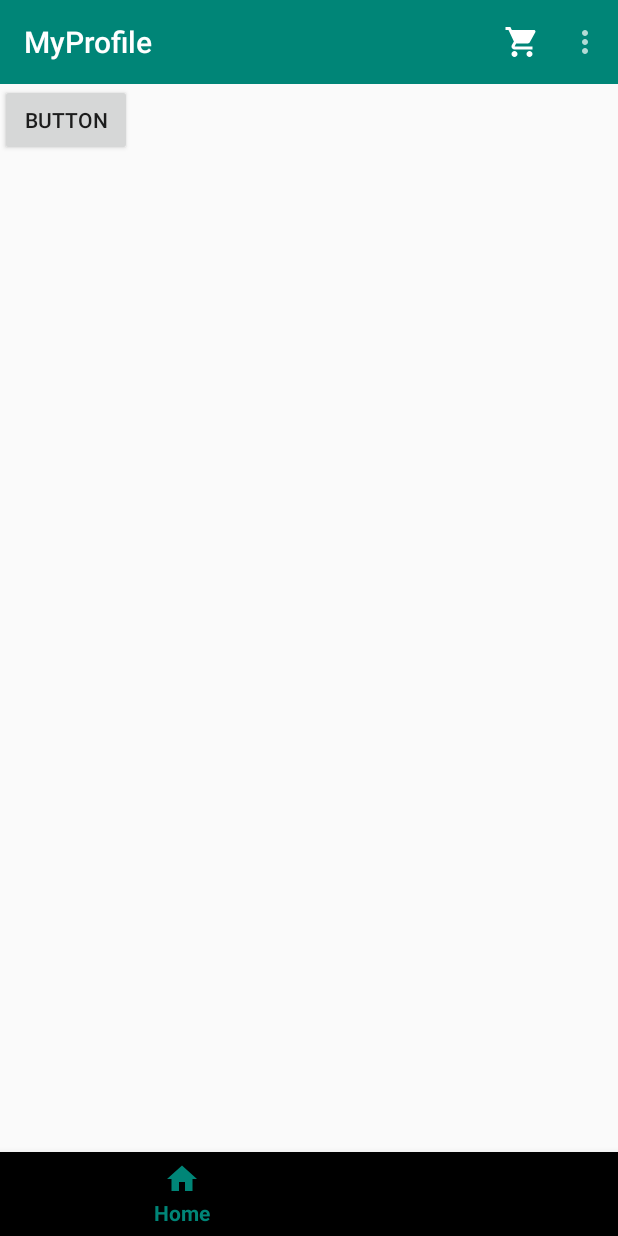
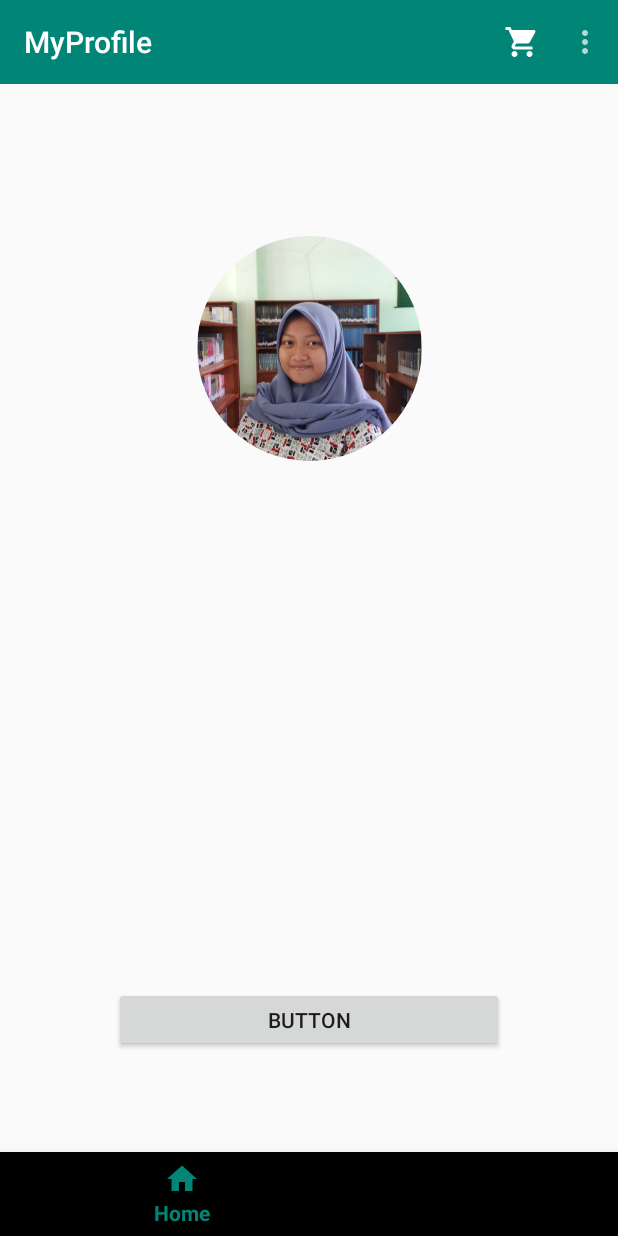
Before and after one commit to tasyamalia/MyProfile, an Android app: the screen it shows after launch (MainActivity), on a phone screen of 412 x 824 dp. Run offline under Robolectric (Android 15) with nearby library versions, the phone set to English and light mode, and no system bars; our stand-ins replace CircleImageView, navigation-ui; 1 statement that could not run was skipped.

Commit message:
+ menambahkan foto

```diff
--- a/app/build.gradle
+++ b/app/build.gradle
@@ -32,4 +32,5 @@ dependencies {
     implementation "android.arch.navigation:navigation-ui-ktx:1.0.0-alpha06"
     androidTestImplementation 'com.android.support.test:runner:1.0.2'
     androidTestImplementation 'com.android.support.test.espresso:espresso-core:3.0.2'
+    implementation 'de.hdodenhof:circleimageview:2.2.0'
 }
--- a/app/src/main/res/layout/main_fragment.xml
+++ b/app/src/main/res/layout/main_fragment.xml
@@ -1,11 +1,37 @@
 <?xml version="1.0" encoding="utf-8"?>
-<android.support.constraint.ConstraintLayout xmlns:android="http://schemas.android.com/apk/res/android"
-                                             android:layout_width="match_parent"
-                                             android:layout_height="match_parent">
+<android.support.constraint.ConstraintLayout
+        xmlns:android="http://schemas.android.com/apk/res/android"
+        xmlns:app="http://schemas.android.com/apk/res-auto" android:layout_width="match_parent"
+        android:layout_height="match_parent">
+
+    <!--<ImageView-->
+    <!--android:layout_width="150dp"-->
+    <!--android:layout_height="150dp"-->
+    <!--tools:src="@drawable/fotoprofil"-->
+
+    <!--android:layout_marginBottom="8dp" app:layout_constraintBottom_toBottomOf="parent"-->
+    <!--android:layout_marginTop="8dp" app:layout_constraintTop_toTopOf="parent"-->
+    <!--app:layout_constraintEnd_toEndOf="parent" android:layout_marginEnd="8dp" android:layout_marginRight="8dp"-->
+    <!--app:layout_constraintStart_toStartOf="parent" android:layout_marginLeft="8dp"-->
+    <!--android:layout_marginStart="8dp" app:layout_constraintVertical_bias="0.167"/>-->
+
+
+    <de.hdodenhof.circleimageview.CircleImageView
+            android:layout_width="150dp"
+            android:layout_height="150dp"
+            android:src="@drawable/snipping" app:layout_constraintEnd_toEndOf="parent" android:layout_marginEnd="8dp"
+            android:layout_marginRight="8dp" android:layout_marginBottom="8dp"
+            app:layout_constraintBottom_toBottomOf="parent" app:layout_constraintStart_toStartOf="parent"
+            android:layout_marginLeft="8dp" android:layout_marginStart="8dp" android:layout_marginTop="8dp"
+            app:layout_constraintTop_toTopOf="parent" app:layout_constraintVertical_bias="0.171"/>
     <Button
             android:id="@+id/btCv"
-            android:layout_width="wrap_content"
-            android:layout_height="wrap_content"
+            android:layout_width="260dp"
+            android:layout_height="43dp"
             android:text="Button"
-    />
+            android:layout_marginBottom="8dp" app:layout_constraintBottom_toBottomOf="parent"
+            android:layout_marginTop="8dp" app:layout_constraintTop_toTopOf="parent"
+            app:layout_constraintEnd_toEndOf="parent" android:layout_marginEnd="8dp" android:layout_marginRight="8dp"
+            app:layout_constraintStart_toStartOf="parent" android:layout_marginLeft="8dp"
+            android:layout_marginStart="8dp" app:layout_constraintVertical_bias="0.91"/>
 </android.support.constraint.ConstraintLayout>
```
Also changed, not shown: app/src/main/res/drawable/fotoprofil.png (added), app/src/main/res/drawable/snipping.PNG (added).
